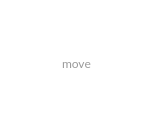
Old version of the form src/MEGASync/stalled_issues/gui/win/StalledIssueFilePath.ui in the repository meganz/MEGAsync.
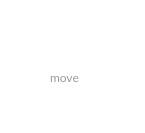
New version of the form.

The edit to the form file:
```diff
--- a/src/MEGASync/stalled_issues/gui/win/StalledIssueFilePath.ui
+++ b/src/MEGASync/stalled_issues/gui/win/StalledIssueFilePath.ui
@@ -6,10 +6,16 @@
    <rect>
     <x>0</x>
     <y>0</y>
-    <width>165</width>
-    <height>116</height>
+    <width>145</width>
+    <height>133</height>
    </rect>
   </property>
+  <property name="sizePolicy">
+   <sizepolicy hsizetype="Preferred" vsizetype="Preferred">
+    <horstretch>0</horstretch>
+    <verstretch>0</verstretch>
+   </sizepolicy>
+  </property>
   <property name="windowTitle">
    <string notr="true"/>
   </property>
@@ -62,7 +68,7 @@
     <number>10</number>
    </property>
    <property name="bottomMargin">
-    <number>15</number>
+    <number>10</number>
    </property>
    <property name="horizontalSpacing">
     <number>9</number>
@@ -70,29 +76,180 @@
    <property name="verticalSpacing">
     <number>0</number>
    </property>
-   <item row="0" column="1">
-    <widget class="QLabel" name="LocalOrRemoteIcon">
-     <property name="minimumSize">
-      <size>
-       <width>24</width>
-       <height>24</height>
-      </size>
+   <item row="2" column="1" colspan="2" alignment="Qt::AlignTop">
+    <widget class="QWidget" name="file" native="true">
+     <property name="sizePolicy">
+      <sizepolicy hsizetype="Preferred" vsizetype="Preferred">
+       <horstretch>0</horstretch>
+       <verstretch>0</verstretch>
+      </sizepolicy>
      </property>
-     <property name="maximumSize">
-      <size>
-       <width>24</width>
-       <height>24</height>
-      </size>
+     <property name="styleSheet">
+      <string notr="true">#pathProblem
+{
+    font-family: Lato;
+    font-size: 12px;
+    line-height: 20px;
+    color: #999999;
+}</string>
      </property>
-     <property name="text">
-      <string/>
-     </property>
+     <layout class="QGridLayout" name="gridLayout_3">
+      <property name="leftMargin">
+       <number>0</number>
+      </property>
+      <property name="topMargin">
+       <number>0</number>
+      </property>
+      <property name="rightMargin">
+       <number>0</number>
+      </property>
+      <property name="bottomMargin">
+       <number>0</number>
+      </property>
+      <property name="spacing">
+       <number>0</number>
+      </property>
+      <item row="0" column="1">
+       <widget class="QWidget" name="filePathContainer" native="true">
+        <property name="sizePolicy">
+         <sizepolicy hsizetype="Expanding" vsizetype="Preferred">
+          <horstretch>0</horstretch>
+          <verstretch>0</verstretch>
+         </sizepolicy>
+        </property>
+        <property name="minimumSize">
+         <size>
+          <width>0</width>
+          <height>0</height>
+         </size>
+        </property>
+        <property name="maximumSize">
+         <size>
+          <width>16777215</width>
+          <height>16777215</height>
+         </size>
+        </property>
+        <property name="cursor">
+         <cursorShape>PointingHandCursor</cursorShape>
+        </property>
+        <property name="itsHover" stdset="0">
+         <bool>false</bool>
+        </property>
+        <layout class="QHBoxLayout" name="horizontalLayout" stretch="0,0,0">
+         <property name="spacing">
+          <number>3</number>
+         </property>
+         <property name="leftMargin">
+          <number>0</number>
+         </property>
+         <property name="topMargin">
+          <number>0</number>
+         </property>
+         <property name="rightMargin">
+          <number>0</number>
+         </property>
+         <property name="bottomMargin">
+          <number>0</number>
+         </property>
+         <item>
+          <widget class="QLabel" name="filePathIcon">
+           <property name="sizePolicy">
+            <sizepolicy hsizetype="Fixed" vsizetype="Fixed">
+             <horstretch>0</horstretch>
+             <verstretch>0</verstretch>
+            </sizepolicy>
+           </property>
+           <property name="minimumSize">
+            <size>
+             <width>24</width>
+             <height>24</height>
+            </size>
+           </property>
+           <property name="maximumSize">
+            <size>
+             <width>24</width>
+             <height>24</height>
+            </size>
+           </property>
+           <property name="text">
+            <string/>
+           </property>
+          </widget>
+         </item>
+         <item>
+          <widget class="QLabel" name="filePath">
+           <property name="sizePolicy">
+            <sizepolicy hsizetype="Expanding" vsizetype="Preferred">
+             <horstretch>0</horstretch>
+             <verstretch>0</verstretch>
+            </sizepolicy>
+           </property>
+           <property name="text">
+            <string/>
+           </property>
+          </widget>
+         </item>
+         <item>
+          <widget class="QLabel" name="filePathAction">
+           <property name="sizePolicy">
+            <sizepolicy hsizetype="Fixed" vsizetype="Fixed">
+             <horstretch>0</horstretch>
+             <verstretch>0</verstretch>
+            </sizepolicy>
+           </property>
+           <property name="minimumSize">
+            <size>
+             <width>16</width>
+             <height>16</height>
+            </size>
+           </property>
+           <property name="maximumSize">
+            <size>
+             <width>16</width>
+             <height>16</height>
+            </size>
+           </property>
+           <property name="text">
+            <string/>
+           </property>
+          </widget>
+         </item>
+        </layout>
+       </widget>
+      </item>
+      <item row="1" column="1">
+       <widget class="QLabel" name="pathProblem">
+        <property name="text">
+         <string/>
+        </property>
+       </widget>
+      </item>
+      <item row="0" column="0">
+       <widget class="QWidget" name="lines" native="true">
+        <property name="sizePolicy">
+         <sizepolicy hsizetype="Fixed" vsizetype="Fixed">
+          <horstretch>0</horstretch>
+          <verstretch>0</verstretch>
+         </sizepolicy>
+        </property>
+        <property name="minimumSize">
+         <size>
+          <width>24</width>
+          <height>24</height>
+         </size>
+        </property>
+        <property name="maximumSize">
+         <size>
+          <width>24</width>
+          <height>24</height>
+         </size>
+        </property>
+       </widget>
+      </item>
+     </layout>
     </widget>
    </item>
-   <item row="1" column="1">
-    <widget class="QWidget" name="lines" native="true"/>
-   </item>
-   <item row="0" column="2" alignment="Qt::AlignLeft">
+   <item row="0" column="2" alignment="Qt::AlignLeft|Qt::AlignTop">
     <widget class="QLabel" name="LocalOrRemoteText">
      <property name="styleSheet">
       <string notr="true">#LocalOrRemoteText
@@ -108,131 +265,13 @@
      </property>
     </widget>
    </item>
-   <item row="1" column="2">
-    <widget class="QWidget" name="filePathContainer" native="true">
-     <property name="sizePolicy">
-      <sizepolicy hsizetype="Expanding" vsizetype="Preferred">
-       <horstretch>0</horstretch>
-       <verstretch>0</verstretch>
-      </sizepolicy>
-     </property>
-     <property name="minimumSize">
-      <size>
-       <width>0</width>
-       <height>24</height>
-      </size>
-     </property>
-     <property name="maximumSize">
-      <size>
-       <width>16777215</width>
-       <height>24</height>
-      </size>
-     </property>
-     <property name="cursor">
-      <cursorShape>PointingHandCursor</cursorShape>
-     </property>
-     <property name="styleSheet">
-      <string notr="true"/>
-     </property>
-     <property name="itsHover" stdset="0">
-      <bool>false</bool>
-     </property>
-     <layout class="QHBoxLayout" name="horizontalLayout" stretch="0,1,0,0">
-      <property name="spacing">
-       <number>3</number>
-      </property>
-      <property name="leftMargin">
-       <number>0</number>
-      </property>
-      <property name="topMargin">
-       <number>0</number>
-      </property>
-      <property name="rightMargin">
-       <number>0</number>
-      </property>
-      <property name="bottomMargin">
-       <number>0</number>
-      </property>
-      <item>
-       <widget class="QLabel" name="filePathIcon">
-        <property name="minimumSize">
-         <size>
-          <width>24</width>
-          <height>24</height>
-         </size>
-        </property>
-        <property name="maximumSize">
-         <size>
-          <width>24</width>
-          <height>24</height>
-         </size>
-        </property>
-        <property name="text">
-         <string/>
-        </property>
-       </widget>
-      </item>
-      <item>
-       <widget class="QLabel" name="filePath">
-        <property name="text">
-         <string/>
-        </property>
-       </widget>
-      </item>
-      <item>
-       <spacer name="horizontalSpacer">
-        <property name="orientation">
-         <enum>Qt::Horizontal</enum>
-        </property>
-        <property name="sizeHint" stdset="0">
-         <size>
-          <width>0</width>
-          <height>0</height>
-         </size>
-        </property>
-       </spacer>
-      </item>
-      <item>
-       <widget class="QLabel" name="filePathAction">
-        <property name="sizePolicy">
-         <sizepolicy hsizetype="Fixed" vsizetype="Fixed">
-          <horstretch>0</horstretch>
-          <verstretch>0</verstretch>
-         </sizepolicy>
-        </property>
-        <property name="minimumSize">
-         <size>
-          <width>16</width>
-          <height>16</height>
-         </size>
-        </property>
-        <property name="maximumSize">
-         <size>
-          <width>16</width>
-          <height>16</height>
-         </size>
-        </property>
-        <property name="text">
-         <string/>
-        </property>
-       </widget>
-      </item>
-     </layout>
-    </widget>
-   </item>
-   <item row="2" column="2">
+   <item row="3" column="1" colspan="2" alignment="Qt::AlignTop">
     <widget class="QWidget" name="moveFile" native="true">
-     <property name="minimumSize">
-      <size>
-       <width>0</width>
-       <height>50</height>
-      </size>
-     </property>
-     <property name="maximumSize">
-      <size>
-       <width>16777215</width>
-       <height>50</height>
-      </size>
+     <property name="sizePolicy">
+      <sizepolicy hsizetype="Preferred" vsizetype="Preferred">
+       <horstretch>0</horstretch>
+       <verstretch>0</verstretch>
+      </sizepolicy>
      </property>
      <property name="styleSheet">
       <string notr="true">#moveLabel
@@ -241,11 +280,19 @@
     font-size: 12px;
     line-height: 20px;
     color: #999999;
+}
+
+#movePathProblem
+{
+    font-family: Lato;
+    font-size: 12px;
+    line-height: 20px;
+    color: #999999;
 }</string>
      </property>
      <layout class="QGridLayout" name="gridLayout_2">
       <property name="leftMargin">
-       <number>0</number>
+       <number>24</number>
       </property>
       <property name="topMargin">
        <number>0</number>
@@ -257,48 +304,88 @@
        <number>0</number>
       </property>
       <property name="spacing">
-       <number>3</number>
+       <number>0</number>
       </property>
-      <item row="0" column="2">
-       <widget class="QLabel" name="moveLabel">
-        <property name="text">
-         <string>move</string>
-        </property>
+      <item row="0" column="0" colspan="2">
+       <widget class="QWidget" name="moveHeader" native="true">
+        <layout class="QHBoxLayout" name="horizontalLayout_3">
+         <property name="spacing">
+          <number>3</number>
+         </property>
+         <property name="leftMargin">
+          <number>0</number>
+         </property>
+         <property name="topMargin">
+          <number>0</number>
+         </property>
+         <property name="rightMargin">
+          <number>0</number>
+         </property>
+         <property name="bottomMargin">
+          <number>0</number>
+         </property>
+         <item>
+          <spacer name="horizontalSpacer_3">
+           <property name="orientation">
+            <enum>Qt::Horizontal</enum>
+           </property>
+           <property name="sizeType">
+            <enum>QSizePolicy::Fixed</enum>
+           </property>
+           <property name="sizeHint" stdset="0">
+            <size>
+             <width>10</width>
+             <height>0</height>
+            </size>
+           </property>
+          </spacer>
+         </item>
+         <item>
+          <widget class="QWidget" name="moveLines" native="true">
+           <property name="sizePolicy">
+            <sizepolicy hsizetype="Fixed" vsizetype="Preferred">
+             <horstretch>0</horstretch>
+             <verstretch>0</verstretch>
+            </sizepolicy>
+           </property>
+           <property name="minimumSize">
+            <size>
+             <width>13</width>
+             <height>0</height>
+            </size>
+           </property>
+           <property name="maximumSize">
+            <size>
+             <width>13</width>
+             <height>16777215</height>
+            </size>
+           </property>
+          </widget>
+         </item>
+         <item>
+          <widget class="QLabel" name="moveLabel">
+           <property name="text">
+            <string>move</string>
+           </property>
+          </widget>
+         </item>
+         <item>
+          <spacer name="horizontalSpacer_4">
+           <property name="orientation">
+            <enum>Qt::Horizontal</enum>
+           </property>
+           <property name="sizeHint" stdset="0">
+            <size>
+             <width>0</width>
+             <height>0</height>
+            </size>
+           </property>
+          </spacer>
+         </item>
+        </layout>
        </widget>
       </item>
-      <item row="0" column="1">
-       <widget class="QWidget" name="moveLines" native="true">
-        <property name="minimumSize">
-         <size>
-          <width>13</width>
-          <height>24</height>
-         </size>
-        </property>
-        <property name="maximumSize">
-         <size>
-          <width>13</width>
-          <height>24</height>
-         </size>
-        </property>
-       </widget>
-      </item>
-      <item row="0" column="0">
-       <spacer name="horizontalSpacer_3">
-        <property name="orientation">
-         <enum>Qt::Horizontal</enum>
-        </property>
-        <property name="sizeType">
-         <enum>QSizePolicy::Fixed</enum>
-        </property>
-        <property name="sizeHint" stdset="0">
-         <size>
-          <width>10</width>
-          <height>0</height>
-         </size>
-        </property>
-       </spacer>
-      </item>
-      <item row="1" column="0" colspan="3">
+      <item row="1" column="0" colspan="2">
        <widget class="QWidget" name="moveFilePathContainer" native="true">
         <property name="cursor">
          <cursorShape>PointingHandCursor</cursorShape>
@@ -327,6 +414,12 @@
          </property>
          <item>
           <widget class="QLabel" name="moveFilePathIcon">
+           <property name="sizePolicy">
+            <sizepolicy hsizetype="Fixed" vsizetype="Fixed">
+             <horstretch>0</horstretch>
+             <verstretch>0</verstretch>
+            </sizepolicy>
+           </property>
            <property name="minimumSize">
             <size>
              <width>24</width>
@@ -346,6 +439,12 @@
          </item>
          <item>
           <widget class="QLabel" name="moveFilePath">
+           <property name="sizePolicy">
+            <sizepolicy hsizetype="Expanding" vsizetype="Preferred">
+             <horstretch>0</horstretch>
+             <verstretch>0</verstretch>
+            </sizepolicy>
+           </property>
            <property name="text">
             <string/>
            </property>
@@ -392,6 +491,13 @@
         </layout>
        </widget>
       </item>
+      <item row="2" column="0" colspan="2">
+       <widget class="QLabel" name="movePathProblem">
+        <property name="text">
+         <string/>
+        </property>
+       </widget>
+      </item>
      </layout>
     </widget>
    </item>
```
Left out of the diff: 25 changed lines with no effect on the pictures.
